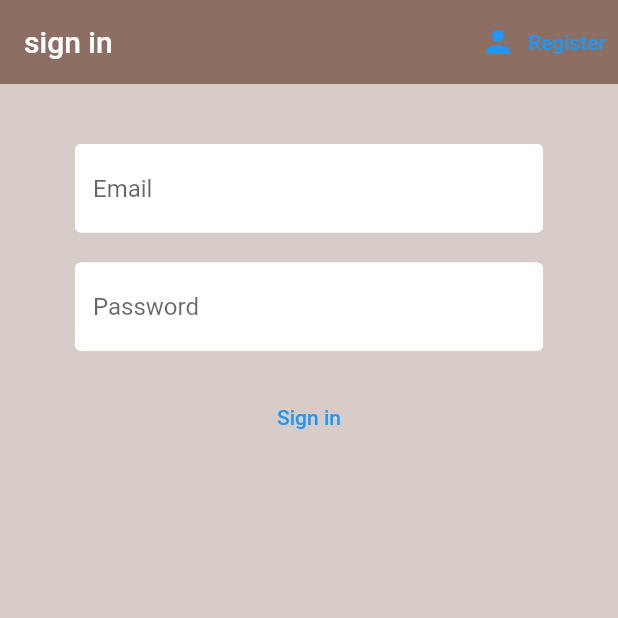
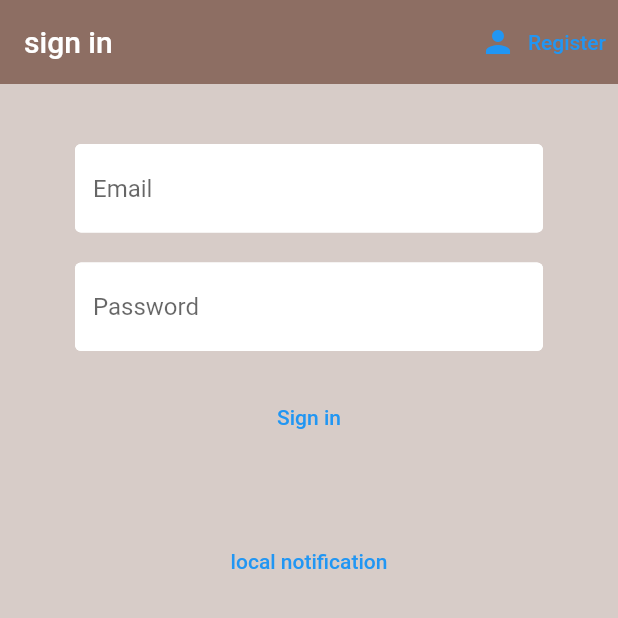
Before and after one commit to Monnagg/Flutter-FireBase-project, a Flutter app: the screen it shows after launch, on a phone screen of 412 x 824 dp, the top half of it. Run offline on Flutter 3.47's test engine with Material 2 defaults, Android fonts, the phone set to English and light mode, and no system bars; our stand-ins replace cloud_firestore, firebase_auth, firebase_core, flutter_local_notifications, flutter_spinkit; missing offline and left inert: dart:ffi; accounts and stored records are empty.

Commit message:
local notification

```diff
--- a/lib/main.dart
+++ b/lib/main.dart
@@ -3,7 +3,12 @@ import 'package:firebase/screens/wrapper.dart';
 import 'package:firebase_auth/firebase_auth.dart';
 import 'package:firebase_core/firebase_core.dart';
 import 'package:flutter/material.dart';
+import 'package:flutter_local_notifications/flutter_local_notifications.dart';
 import 'package:provider/provider.dart';
+
+
+// final FlutterLocalNotificationsPlugin _flutterLocalNotificationsPlugin =
+//     FlutterLocalNotificationsPlugin();
 
 void main() async {
   WidgetsFlutterBinding.ensureInitialized();
--- a/lib/screens/authenticate/sign_in.dart
+++ b/lib/screens/authenticate/sign_in.dart
@@ -1,8 +1,13 @@
 import 'package:firebase/screens/services/auth.dart';
+import 'package:firebase/screens/services/notification_service.dart';
 import 'package:firebase/shared/constats.dart';
 import 'package:firebase/shared/loading.dart';
 import 'package:firebase_core/firebase_core.dart';
 import 'package:flutter/material.dart';
+import 'package:flutter_local_notifications/flutter_local_notifications.dart';
+
+final FlutterLocalNotificationsPlugin _flutterLocalNotificationsPlugin =
+     FlutterLocalNotificationsPlugin();
 
 class SignIn extends StatefulWidget {
   final Function toggleView;
@@ -22,9 +27,19 @@ class _SignInState extends State<SignIn> {
   String error = '';
 
   bool loading = false;
+
+  @override
+  void initState() {
+    // TODO: implement initState
+    super.initState();
+   NotificationService.initalize();
+  }
+
   @override
   Widget build(BuildContext context) {
-    return loading? Loading():Scaffold(
+    return loading
+        ? Loading()
+        : Scaffold(
             appBar: AppBar(
               title: Text('sign in'),
               backgroundColor: Colors.brown[400],
@@ -50,7 +65,8 @@ class _SignInState extends State<SignIn> {
                         height: 20,
                       ),
                       TextFormField(
-                  decoration: textInputDecoration.copyWith(hintText: 'Email'),
+                        decoration:
+                            textInputDecoration.copyWith(hintText: 'Email'),
                         validator: (v) =>
                             v?.isEmpty ?? true ? 'Enter an email' : null,
                         onChanged: (v) {
@@ -89,8 +105,8 @@ class _SignInState extends State<SignIn> {
                             print('email password');
                             print(email);
                             print(password);
-                      dynamic result =
-                          await _auth.signInWithEmailPassowrd(email, password);
+                            dynamic result = await _auth
+                                .signInWithEmailPassowrd(email, password);
                             if (result == null) {
                               setState(() {
                                 loading = false;
@@ -106,7 +122,21 @@ class _SignInState extends State<SignIn> {
                       Text(
                         error,
                         style: TextStyle(color: Colors.red, fontSize: 14),
-                )
+                      ),
+                      SizedBox(
+                        height: 20,
+                      ),
+                      TextButton(
+                          child: Text('local notification'),
+                          onPressed: () async {
+                            NotificationService.showBigTextNotification(
+                                title: 'new message title',
+                                body: 'local notification body',
+                                );
+                          }),
+                      SizedBox(
+                        height: 12,
+                      ),
                     ],
                   )),
             ),
--- a/lib/screens/services/notification_service.dart
+++ b/lib/screens/services/notification_service.dart
@@ -1,34 +1,34 @@
 import 'package:flutter_local_notifications/flutter_local_notifications.dart';
 
 class NotificationService {
-  static Future initalize(
-      FlutterLocalNotificationsPlugin flutterLocalNotificationsPlugin) async {
+  static final FlutterLocalNotificationsPlugin
+      _flutterLocalNotificationsPlugin = FlutterLocalNotificationsPlugin();
+
+  static Future initalize() async {
     var androidInitialize =
-        new AndroidInitializationSettings('mipmap/ic_launcher');
+        AndroidInitializationSettings('@mipmap/ic_launcher');
     //var iOSInitialize = IOSInitializationSettings();
     InitializationSettings initializationSettings =
         InitializationSettings(android: androidInitialize);
-    flutterLocalNotificationsPlugin.initialize(initializationSettings);
+    _flutterLocalNotificationsPlugin.initialize(initializationSettings);
   }
 
-  static Future showBigTextNotification(
-      {var id = 0,
-      required String title,
-      required String body,
-      var payload,
-      required FlutterLocalNotificationsPlugin
-          flutterLocalNotificationsPlugin}) async {
+  static Future showBigTextNotification({
+    var id = 0,
+    required String title,
+    required String body,
+    var payload,
+  }) async {
     AndroidNotificationDetails androidNotificationDetails =
         AndroidNotificationDetails(
-      'my_channel_name',
-      'body',
-      playSound: true,
-      sound: RawResourceAndroidNotificationSound('notification'),
+      'your_channel_id',
+      'your_channel_name',
+      // playSound: true,
+      // sound: RawResourceAndroidNotificationSound('notification'),
       importance: Importance.max,
       priority: Priority.high,
     );
-    var notification =
-        NotificationDetails(android: androidNotificationDetails);
-    await flutterLocalNotificationsPlugin.show(0, title, body, notification);
+    var notification = NotificationDetails(android: androidNotificationDetails);
+    await _flutterLocalNotificationsPlugin.show(0, title, body, notification);
   }
 }
--- a/lib/screens/wrapper.dart
+++ b/lib/screens/wrapper.dart
@@ -3,6 +3,8 @@ import 'package:firebase/screens/home/home.dart';
 import 'package:firebase_auth/firebase_auth.dart';
 import 'package:flutter/material.dart';
 import 'package:provider/provider.dart';
+
+
 
 class Wrapper extends StatelessWidget {
   const Wrapper({super.key});
--- a/pubspec.yaml
+++ b/pubspec.yaml
@@ -42,6 +42,8 @@ dependencies:
   #cloud_firestore: ^3.1.0
   provider: ^6.0.5
   flutter_spinkit: ^5.2.0
+  flutter_local_notifications: ^14.1.1
+  firebase_messaging: ^14.0.3
 
 dev_dependencies:
   flutter_test:
```
Also changed, not shown: pubspec.lock, 2 other files. Lines whose indentation alone changed are shown as unchanged.
